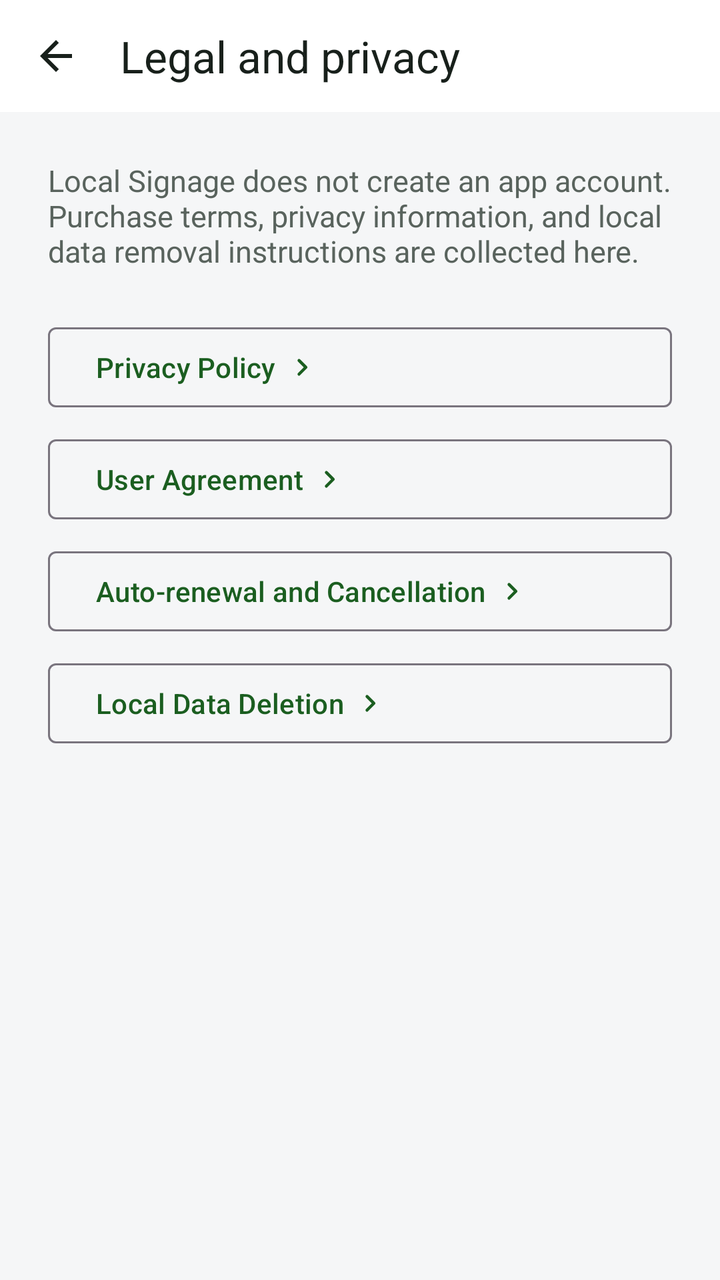
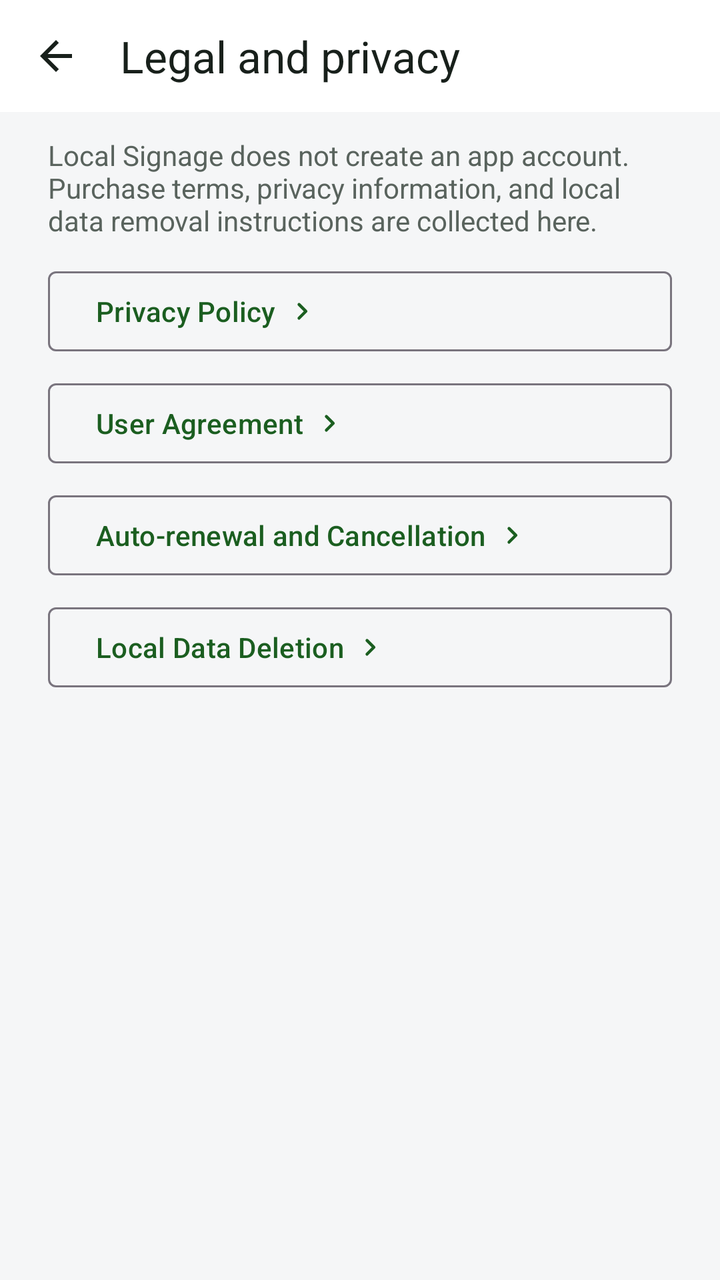

Compare the two renders of this Android layout. The source of the first and the diff that turns it into the second are given below.
<!-- AndroidManifest.xml: another module's application theme Theme.LocalSignage -->
<!-- res/layout/activity_legal_center.xml -->
<?xml version="1.0" encoding="utf-8"?>
<LinearLayout xmlns:android="http://schemas.android.com/apk/res/android"
    xmlns:app="http://schemas.android.com/apk/res-auto"
    android:id="@+id/legal_center_root"
    android:layout_width="match_parent"
    android:layout_height="match_parent"
    android:background="@color/billing_background"
    android:orientation="vertical">

    <FrameLayout
        android:id="@+id/toolbar_container"
        android:layout_width="match_parent"
        android:layout_height="wrap_content"
        android:background="@color/billing_surface">

        <com.google.android.material.appbar.MaterialToolbar
            android:id="@+id/toolbar"
            android:layout_width="match_parent"
            android:layout_height="56dp"
            app:navigationIcon="@drawable/ic_arrow_back_24"
            app:title="@string/legal_center_title"
            app:titleTextColor="@color/billing_text_primary" />
    </FrameLayout>

    <ScrollView
        android:id="@+id/legal_scroll"
        android:layout_width="match_parent"
        android:layout_height="0dp"
        android:layout_weight="1"
        android:clipToPadding="false"
        android:fillViewport="true"
        android:scrollbars="none">

        <androidx.constraintlayout.widget.ConstraintLayout
            android:layout_width="match_parent"
            android:layout_height="wrap_content">

            <LinearLayout
                android:layout_width="0dp"
                android:layout_height="wrap_content"
                android:orientation="vertical"
                android:padding="@dimen/billing_screen_padding"
                app:layout_constraintEnd_toEndOf="parent"
                app:layout_constraintStart_toStartOf="parent"
                app:layout_constraintTop_toTopOf="parent"
                app:layout_constraintWidth_max="@dimen/document_content_max_width">

                <TextView
                    android:layout_width="match_parent"
                    android:layout_height="wrap_content"
                    android:text="@string/legal_center_intro"
                    android:textColor="@color/billing_text_secondary"
                    android:textSize="15sp" />

                <com.google.android.material.button.MaterialButton
                    android:id="@+id/privacy_button"
                    style="@style/Widget.Material3.Button.OutlinedButton"
                    android:layout_width="match_parent"
                    android:layout_height="wrap_content"
                    android:layout_marginTop="@dimen/app_spacing_large"
                    android:gravity="start|center_vertical"
                    android:text="@string/legal_privacy_title"
                    app:cornerRadius="4dp"
                    app:icon="@drawable/ic_chevron_right_24"
                    app:iconGravity="textEnd" />

                <com.google.android.material.button.MaterialButton
                    android:id="@+id/terms_button"
                    style="@style/Widget.Material3.Button.OutlinedButton"
                    android:layout_width="match_parent"
                    android:layout_height="wrap_content"
                    android:layout_marginTop="@dimen/app_spacing_small"
                    android:gravity="start|center_vertical"
                    android:text="@string/legal_terms_title"
                    app:cornerRadius="4dp"
                    app:icon="@drawable/ic_chevron_right_24"
                    app:iconGravity="textEnd" />

                <com.google.android.material.button.MaterialButton
                    android:id="@+id/subscription_button"
                    style="@style/Widget.Material3.Button.OutlinedButton"
                    android:layout_width="match_parent"
                    android:layout_height="wrap_content"
                    android:layout_marginTop="@dimen/app_spacing_small"
                    android:gravity="start|center_vertical"
                    android:text="@string/legal_subscription_title"
                    app:cornerRadius="4dp"
                    app:icon="@drawable/ic_chevron_right_24"
                    app:iconGravity="textEnd" />

                <com.google.android.material.button.MaterialButton
                    android:id="@+id/data_deletion_button"
                    style="@style/Widget.Material3.Button.OutlinedButton"
                    android:layout_width="match_parent"
                    android:layout_height="wrap_content"
                    android:layout_marginTop="@dimen/app_spacing_small"
                    android:gravity="start|center_vertical"
                    android:text="@string/legal_data_deletion_title"
                    app:cornerRadius="4dp"
                    app:icon="@drawable/ic_chevron_right_24"
                    app:iconGravity="textEnd" />
            </LinearLayout>
        </androidx.constraintlayout.widget.ConstraintLayout>
    </ScrollView>
</LinearLayout>
<!-- resources referenced by this layout -->
<resources>
  <color name="billing_background">#F5F6F7</color>
  <color name="billing_surface">#FFFFFF</color>
  <color name="billing_text_primary">#18201B</color>
  <color name="billing_text_secondary">#59635D</color>
  <dimen name="app_spacing_large">24dp</dimen>
  <dimen name="app_spacing_small">8dp</dimen>
  <dimen name="billing_screen_padding">24dp</dimen>
  <dimen name="document_content_max_width">840dp</dimen>
  <!-- drawable ic_arrow_back_24 (drawable) -->
  <?xml version="1.0" encoding="utf-8"?>
  <vector xmlns:android="http://schemas.android.com/apk/res/android"
      android:width="24dp"
      android:height="24dp"
      android:viewportWidth="24"
      android:viewportHeight="24">
      <path
          android:fillColor="@color/billing_text_primary"
          android:pathData="M20,11H7.83l5.59,-5.59L12,4l-8,8 8,8 1.42,-1.41L7.83,13H20v-2z" />
  </vector>
  <!-- drawable ic_chevron_right_24 (drawable) -->
  <?xml version="1.0" encoding="utf-8"?>
  <vector xmlns:android="http://schemas.android.com/apk/res/android"
      android:width="24dp"
      android:height="24dp"
      android:viewportWidth="24"
      android:viewportHeight="24">
      <path
          android:fillColor="@color/billing_text_secondary"
          android:pathData="M9.29,6.71a1,1 0,0 1,1.42,0l4.58,4.58a1,1 0,0 1,0 1.42l-4.58,4.58a1,1 0,0 1,-1.42,-1.42L13.17,12 9.29,8.12a1,1 0,0 1,0 -1.41z" />
  </vector>
  <string name="legal_center_intro">Local Signage does not create an app account. Purchase terms, privacy information, and local data removal instructions are collected here.</string>
  <string name="legal_center_title">Legal and privacy</string>
  <string name="legal_data_deletion_title">Local Data Deletion</string>
  <string name="legal_privacy_title">Privacy Policy</string>
  <string name="legal_subscription_title">Auto-renewal and Cancellation</string>
  <string name="legal_terms_title">User Agreement</string>
  <style name="Theme.LocalSignage" parent="Theme.LocalSignage.Base" />
  <style name="Theme.LocalSignage.Base" parent="Theme.Material3.DayNight.NoActionBar">
          <item name="colorPrimary">@color/primary</item>
          <item name="colorOnPrimary">@color/on_primary</item>
          <item name="android:statusBarColor">@android:color/transparent</item>
          <item name="android:navigationBarColor">@android:color/transparent</item>
          <item name="android:windowLightStatusBar">@bool/is_light_theme</item>
          <item name="android:windowLightNavigationBar">@bool/is_light_theme</item>
      </style>
  <color name="primary">#1B5E20</color>
  <color name="on_primary">#FFFFFF</color>
</resources>

<!-- the commit's change to res/layout/activity_legal_center.xml (unified diff, before → after) -->
@@ -39,7 +39,9 @@
                 android:layout_width="0dp"
                 android:layout_height="wrap_content"
                 android:orientation="vertical"
-                android:padding="@dimen/billing_screen_padding"
+                android:paddingHorizontal="@dimen/billing_screen_padding"
+                android:paddingTop="12dp"
+                android:paddingBottom="24dp"
                 app:layout_constraintEnd_toEndOf="parent"
                 app:layout_constraintStart_toStartOf="parent"
                 app:layout_constraintTop_toTopOf="parent"
@@ -50,14 +52,14 @@
                     android:layout_height="wrap_content"
                     android:text="@string/legal_center_intro"
                     android:textColor="@color/billing_text_secondary"
-                    android:textSize="15sp" />
+                    android:textSize="14sp" />
 
                 <com.google.android.material.button.MaterialButton
                     android:id="@+id/privacy_button"
                     style="@style/Widget.Material3.Button.OutlinedButton"
                     android:layout_width="match_parent"
                     android:layout_height="wrap_content"
-                    android:layout_marginTop="@dimen/app_spacing_large"
+                    android:layout_marginTop="12dp"
                     android:gravity="start|center_vertical"
                     android:text="@string/legal_privacy_title"
                     app:cornerRadius="4dp"
<!-- resource entries referenced after the edit -->
@@ -4,7 +4,6 @@
   <color name="billing_surface">#FFFFFF</color>
   <color name="billing_text_primary">#18201B</color>
   <color name="billing_text_secondary">#59635D</color>
-  <dimen name="app_spacing_large">24dp</dimen>
   <dimen name="app_spacing_small">8dp</dimen>
   <dimen name="billing_screen_padding">24dp</dimen>
   <dimen name="document_content_max_width">840dp</dimen>
